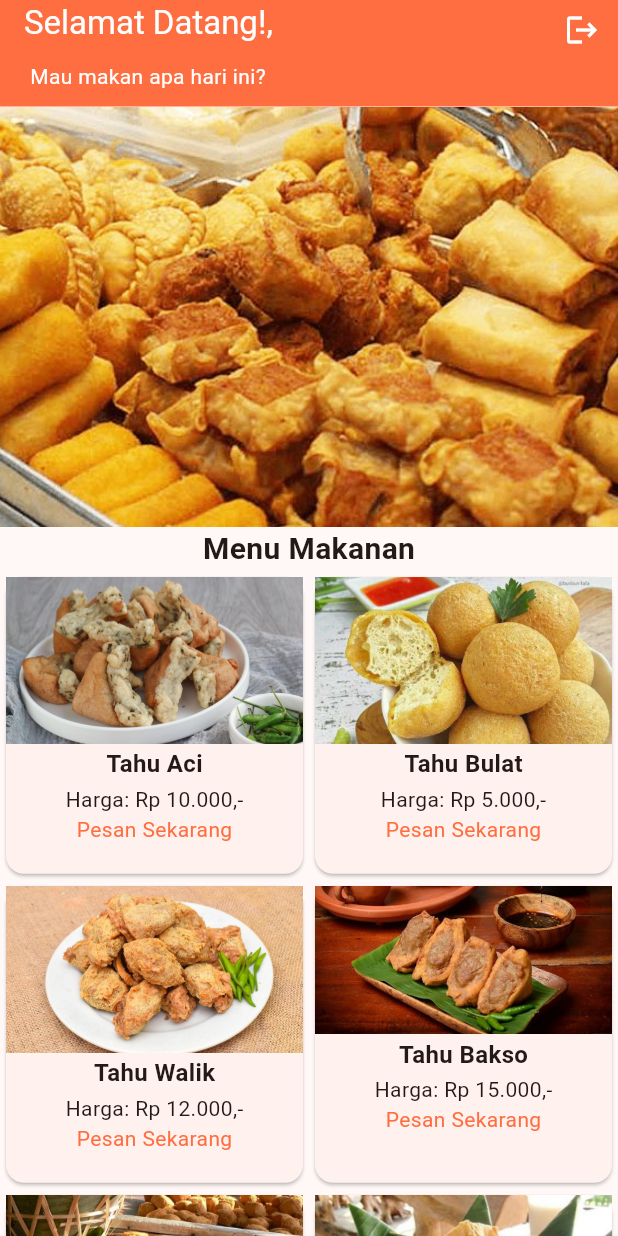
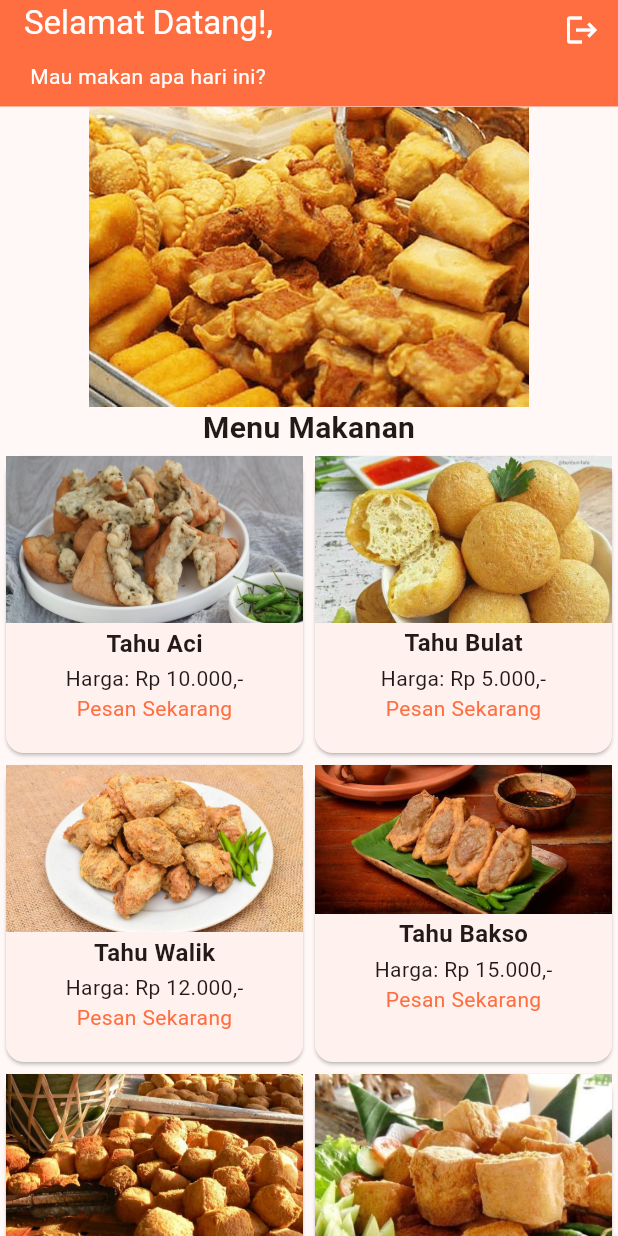
Before and after one commit to panjiarif/food-app, a Flutter app: the HomePage screen opened directly with empty values, on a phone screen of 412 x 824 dp. Run offline on Flutter 3.47's test engine with Material 3 defaults, Android fonts, the phone set to English and light mode, and no system bars.

Commit message:
gambar dibuat PageView

```diff
--- a/lib/pages/homePage.dart
+++ b/lib/pages/homePage.dart
@@ -43,8 +43,19 @@ class _HomePageState extends State<HomePage> {
       ),
       body: Column(
         children: <Widget>[
-          Center(
-            child: Image(image: AssetImage('assets/gorengan.jpg')),
+          SizedBox(
+            height: 200,
+            child: PageView(
+              children: [
+                Image(image: AssetImage('assets/gorengan.jpg')),
+                Image(image: AssetImage('assets/tahu_aci.jpg')),
+                Image(image: AssetImage('assets/tahu_bulat.jpg')),
+                Image(image: AssetImage('assets/tahu_walik.jpg')),
+                Image(image: AssetImage('assets/tahu_bakso.jpg')),
+                Image(image: AssetImage('assets/tahu_sumedang.jpg')),
+                Image(image: AssetImage('assets/tahu_susu.jpg')),
+              ],
+            ),
           ),
           Text(
             'Menu Makanan',
```
